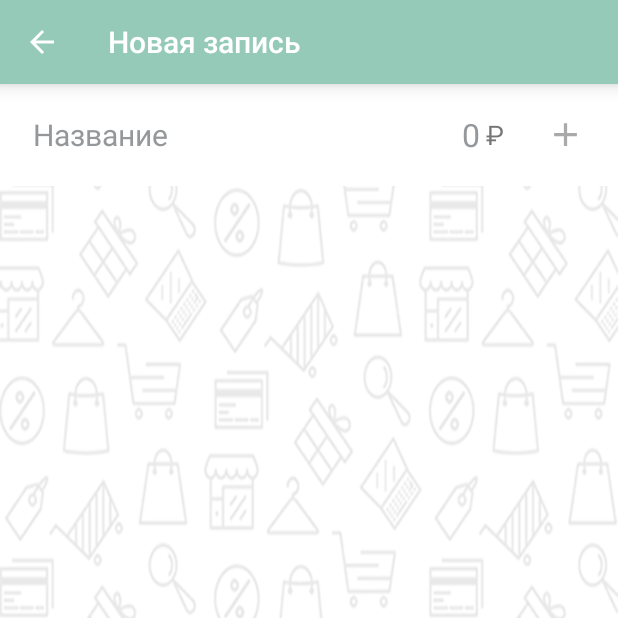
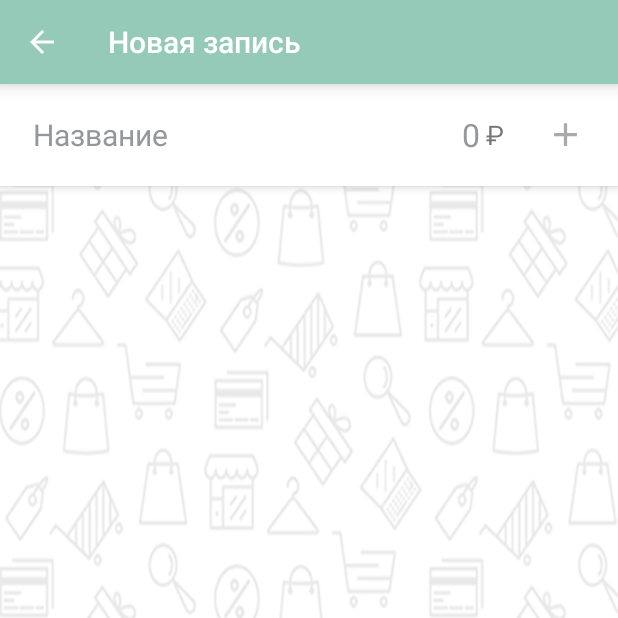
Before and after one commit to TuxGit/MoneyTracker, an Android app: the AddItemActivity screen opened directly, with no data from a screen before it, on a phone screen of 412 x 824 dp, the top half of it. Run offline under Robolectric (Android 15) with nearby library versions, the phone set to English and light mode, and no system bars.

Commit message:
Add CardView usage for the Material Design

```diff
--- a/app/build.gradle
+++ b/app/build.gradle
@@ -24,6 +24,7 @@ dependencies {
     implementation 'com.android.support.constraint:constraint-layout:1.0.2'
     implementation 'com.android.support:recyclerview-v7:26.1.0'
     implementation 'com.android.support:design:26.1.0'
+    implementation 'com.android.support:cardview-v7:26.1.0'
 
     implementation 'com.squareup.retrofit2:retrofit:2.4.0'
     implementation 'com.squareup.retrofit2:converter-gson:2.4.0'
--- a/app/src/main/res/layout/activity_additem.xml
+++ b/app/src/main/res/layout/activity_additem.xml
@@ -15,6 +15,14 @@
         android:layout_width="match_parent"
         android:elevation="8dp"
         android:layout_height="?android:attr/actionBarSize"/>
+
+    <android.support.v7.widget.CardView
+        xmlns:card_view="http://schemas.android.com/apk/res-auto"
+        android:layout_width="match_parent"
+        android:layout_height="wrap_content"
+        card_view:cardUseCompatPadding="false"
+        card_view:cardElevation="4dp"
+        card_view:cardCornerRadius="0dp">
 
     <LinearLayout
         android:orientation="horizontal"
@@ -70,4 +78,6 @@
 
     </LinearLayout>
 
+    </android.support.v7.widget.CardView>
+
 </LinearLayout>
```
Also changed, not shown: app/src/main/res/layout/item_record.xml (+11 -1 lines).
